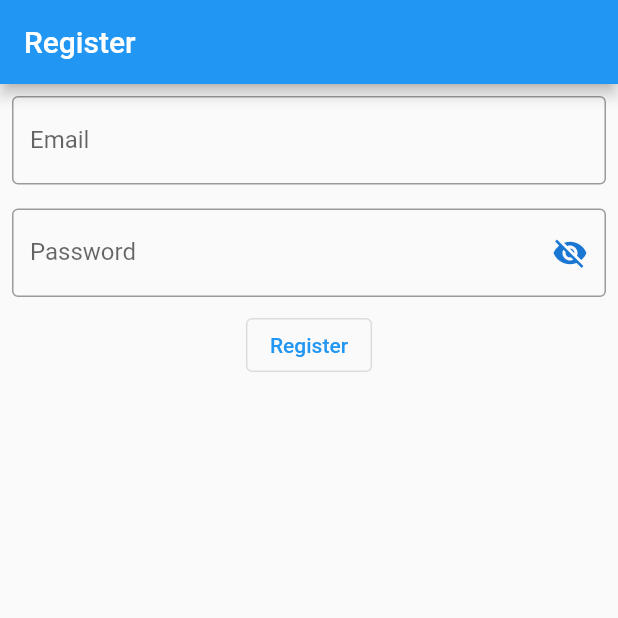
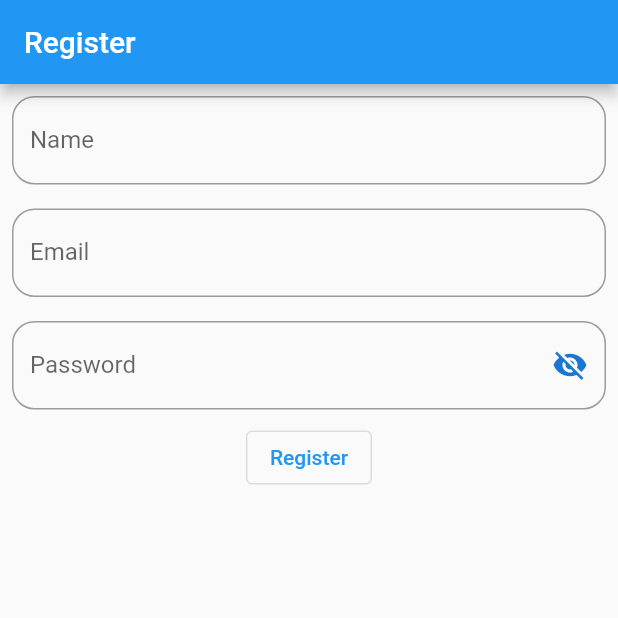
Before and after one commit to harith-alsafi/notepad, a Flutter app: the screen it shows after launch, after a tap on "Register", on a phone screen of 412 x 824 dp, the top half of it. Run offline on Flutter 3.47's test engine with Material 2 defaults, Android fonts, the light colour scheme and no system bars; our stand-ins replace firebase_auth, firebase_core; accounts and stored records are empty; network calls fail.

Commit message:
Added registration user name

```diff
--- a/lib/main.dart
+++ b/lib/main.dart
@@ -2,7 +2,7 @@ import 'package:firebase_core/firebase_core.dart';
 import 'package:flutter/foundation.dart';
 import 'package:flutter/material.dart';
 import 'package:firebase_auth/firebase_auth.dart';
-import 'package:notepad/debug_print.dart';
+import 'package:notepad/others/debug_print.dart';
 import 'firebase_options.dart';
 
 void main() {
@@ -10,23 +10,22 @@ void main() {
   runApp(MaterialApp(
     title: 'NotePad',
     theme: ThemeData.light(),
-    home: const HomePage(),
+    home: const RegisterView(),
   ));
 }
 
-// statefull widget means we have mutable data inside it
-// stateless widget doesn't manage mutable info within it
-class HomePage extends StatefulWidget {
-  const HomePage({Key? key}) : super(key: key);
+class RegisterView extends StatefulWidget {
+  const RegisterView({super.key});
 
   @override
-  State<HomePage> createState() => _HomePageState();
+  State<RegisterView> createState() => _RegisterViewState();
 }
 
-class _HomePageState extends State<HomePage> {
+class _RegisterViewState extends State<RegisterView> {
   // late means we will assign a value later
   late final TextEditingController _email;
   late final TextEditingController _password;
+  late final TextEditingController _name;
   bool _passwordHidden = true;
   late final Future<FirebaseApp> _initFireBase;
 
@@ -36,6 +35,7 @@ class _HomePageState extends State<HomePage> {
     _initFireBase = initFireBase();
     _email = TextEditingController();
     _password = TextEditingController();
+    _name = TextEditingController();
     super.initState();
   }
 
@@ -44,6 +44,7 @@ class _HomePageState extends State<HomePage> {
   void dispose() {
     _email.dispose();
     _password.dispose();
+    _name.dispose();
     super.dispose();
   }
 
@@ -75,13 +76,31 @@ class _HomePageState extends State<HomePage> {
                     Padding(
                       padding: const EdgeInsets.all(8.0),
                       child: TextField(
+                        controller: _name,
+                        enableSuggestions: false,
+                        autocorrect: false,
+                        keyboardType: TextInputType.name,
+                        decoration: InputDecoration(
+                          border: OutlineInputBorder(
+                            borderRadius: BorderRadius.circular(15.0),
+                          ),
+                          label: const Text("Name"),
+                          hintText: "Enter name",
+                        ),
+                      ),
+                    ),
+                    Padding(
+                      padding: const EdgeInsets.all(8.0),
+                      child: TextField(
                         controller: _email,
                         enableSuggestions: false,
                         autocorrect: false,
                         keyboardType: TextInputType.emailAddress,
-                        decoration: const InputDecoration(
-                          border: OutlineInputBorder(),
-                          label: Text("Email"),
+                        decoration: InputDecoration(
+                          border: OutlineInputBorder(
+                            borderRadius: BorderRadius.circular(15.0),
+                          ),
+                          label: const Text("Email"),
                           hintText: "Enter email",
                         ),
                       ),
@@ -94,7 +113,9 @@ class _HomePageState extends State<HomePage> {
                         enableSuggestions: false,
                         autocorrect: false,
                         decoration: InputDecoration(
-                          border: const OutlineInputBorder(),
+                          border: OutlineInputBorder(
+                            borderRadius: BorderRadius.circular(15.0),
+                          ),
                           label: const Text("Password"),
                           hintText: "Enter password",
                           suffixIcon: IconButton(
@@ -116,15 +137,22 @@ class _HomePageState extends State<HomePage> {
                     ),
                     OutlinedButton(
                       onPressed: () async {
+                        try {
                           final email = _email.text;
                           final password = _password.text;
-                        final userCredential = await FirebaseAuth.instance
+                          await FirebaseAuth.instance
                               .createUserWithEmailAndPassword(
                             email: email,
                             password: password,
                           );
-                        Logger.green.log(
-                            "Successfully registered user: $userCredential");
+                          final currentUser = FirebaseAuth.instance.currentUser;
+                          await currentUser?.updateDisplayName(_name.text);
+                          await currentUser?.sendEmailVerification();
+                          Logger.green
+                              .log("Successfully logined user: $currentUser");
+                        } on Exception catch (e) {
+                          Logger.red.log("Error occured: $e");
+                        }
                       },
                       child: const Text("Register"),
                     ),
--- /dev/null
+++ b/lib/views/login_view.dart
@@ -0,0 +1,24 @@
+import 'package:firebase_auth/firebase_auth.dart';
+import 'package:firebase_core/firebase_core.dart';
+import 'package:flutter/foundation.dart';
+import 'package:flutter/material.dart';
+
+import '../others/debug_print.dart';
+import '../firebase_options.dart';
+
+// statefull widget means we have mutable data inside it
+// stateless widget doesn't manage mutable info within it
+
+class LoginView extends StatefulWidget {
+  const LoginView({Key? key}) : super(key: key);
+
+  @override
+  State<LoginView> createState() => _LoginViewState();
+}
+
+class _LoginViewState extends State<LoginView> {
+  @override
+  Widget build(BuildContext context) {
+    return Container();
+  }
+}
```
Also changed, not shown: lib/others/debug_print.dart (renamed from lib/debug_print.dart), lib/views/register_view.dart (added). Lines whose indentation alone changed are shown as unchanged.
